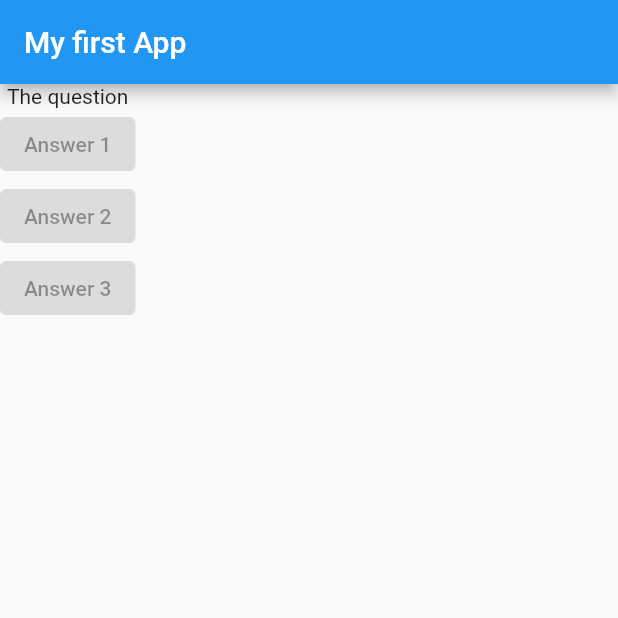
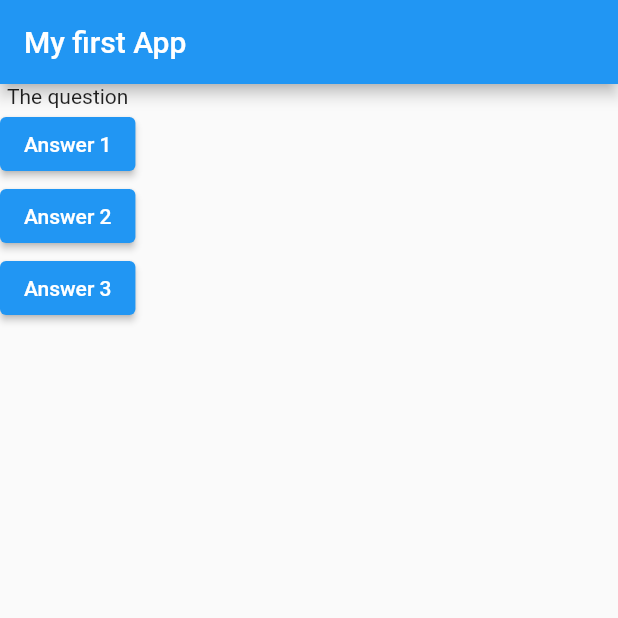
Before and after one commit to klemenramsak/flutter-my_app, a Flutter app: the screen it shows after launch, on a phone screen of 412 x 824 dp, the top half of it. Run offline on Flutter 3.47's test engine with Material 2 defaults, Android fonts, the phone set to English and light mode, and no system bars.

Commit message:
Changed ElevatedButton onPressed

```diff
--- a/lib/main.dart
+++ b/lib/main.dart
@@ -6,6 +6,10 @@ void main() {
 
 class MyApp extends StatelessWidget {
   const MyApp({Key? key}) : super(key: key);
+  void answerQuestion() {
+    print("Answer chosen");
+  }
+
   @override
   Widget build(BuildContext context) {
     var questions = [
@@ -18,11 +22,18 @@ class MyApp extends StatelessWidget {
           title: const Text("My first App"),
         ),
         body: Column(
-          children: const [
-            Text("The question"),
-            ElevatedButton(onPressed: null, child: Text("Answer 1")),
-            ElevatedButton(onPressed: null, child: Text("Answer 2")),
-            ElevatedButton(onPressed: null, child: Text("Answer 3")),
+          children: [
+            const Text("The question"),
+            ElevatedButton(
+                onPressed: answerQuestion, child: const Text("Answer 1")),
+            ElevatedButton(
+                onPressed: () => print("Answer 2 chosen"),
+                child: const Text("Answer 2")),
+            ElevatedButton(
+                onPressed: () {
+                  print("Answer 3 chosen");
+                },
+                child: const Text("Answer 3")),
           ],
         ),
       ),
```
